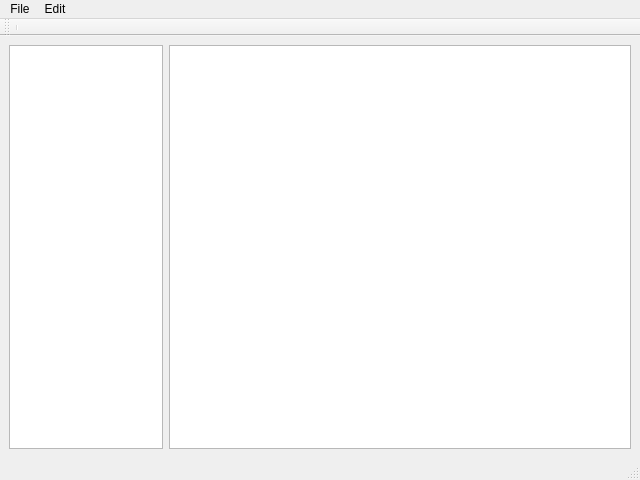
Old version of the form tree_notes.ui in the repository lbase/revnotes.
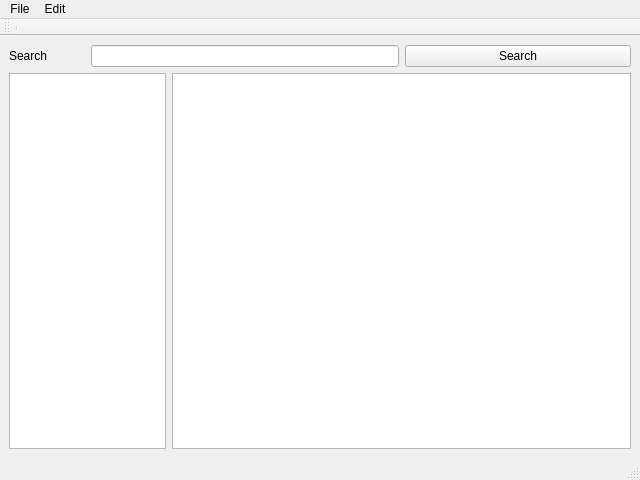
New version of the form. Icons and pictures are not drawn.

Commit message: simple search works with first find

```diff
--- a/tree_notes.ui
+++ b/tree_notes.ui
@@ -18,8 +18,25 @@
     <normaloff>:/icon/pipette</normaloff>:/icon/pipette</iconset>
   </property>
   <widget class="QWidget" name="centralwidget">
-   <layout class="QHBoxLayout" name="horizontalLayout">
-    <item>
+   <layout class="QGridLayout" name="gridLayout">
+    <item row="0" column="0">
+     <widget class="QLabel" name="lblLineEdit">
+      <property name="text">
+       <string>&lt;html&gt;&lt;head/&gt;&lt;body&gt;&lt;p&gt;Search&lt;/p&gt;&lt;/body&gt;&lt;/html&gt;</string>
+      </property>
+     </widget>
+    </item>
+    <item row="0" column="1" colspan="2">
+     <widget class="QLineEdit" name="searchEdit"/>
+    </item>
+    <item row="0" column="3">
+     <widget class="QPushButton" name="btnSearch">
+      <property name="text">
+       <string>Search</string>
+      </property>
+     </widget>
+    </item>
+    <item row="1" column="0" colspan="2">
      <widget class="QTreeView" name="treeRevNote">
       <property name="sizePolicy">
        <sizepolicy hsizetype="Expanding" vsizetype="Ignored">
@@ -27,9 +44,15 @@
         <verstretch>0</verstretch>
        </sizepolicy>
       </property>
+      <property name="minimumSize">
+       <size>
+        <width>40</width>
+        <height>0</height>
+       </size>
+      </property>
      </widget>
     </item>
-    <item>
+    <item row="1" column="2" colspan="2">
      <widget class="QTextEdit" name="txtRevNote">
       <property name="sizePolicy">
        <sizepolicy hsizetype="Expanding" vsizetype="Expanding">
@@ -37,6 +60,15 @@
         <verstretch>0</verstretch>
        </sizepolicy>
       </property>
+      <property name="minimumSize">
+       <size>
+        <width>75</width>
+        <height>0</height>
+       </size>
+      </property>
+      <property name="sizeAdjustPolicy">
+       <enum>QAbstractScrollArea::AdjustToContents</enum>
+      </property>
       <property name="textInteractionFlags">
        <set>Qt::LinksAccessibleByMouse|Qt::TextEditable|Qt::TextEditorInteraction|Qt::TextSelectableByKeyboard|Qt::TextSelectableByMouse</set>
       </property>
```
Left out of the diff: 6 changed lines with no effect on the pictures. The commit also changes 4 other files.
